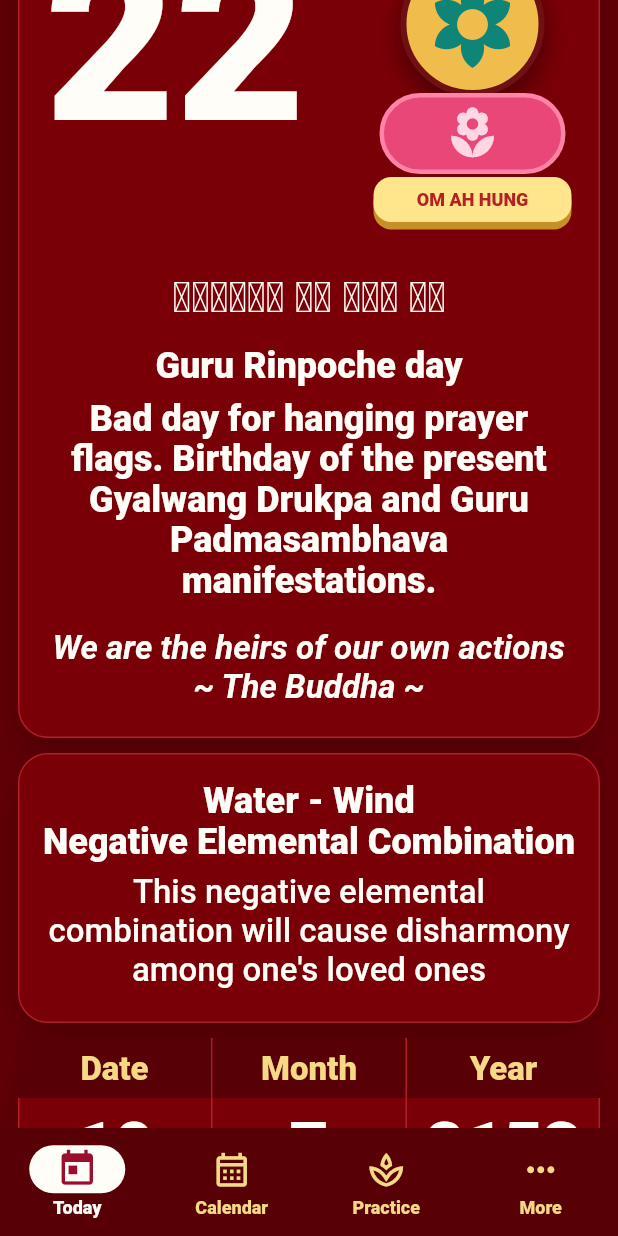
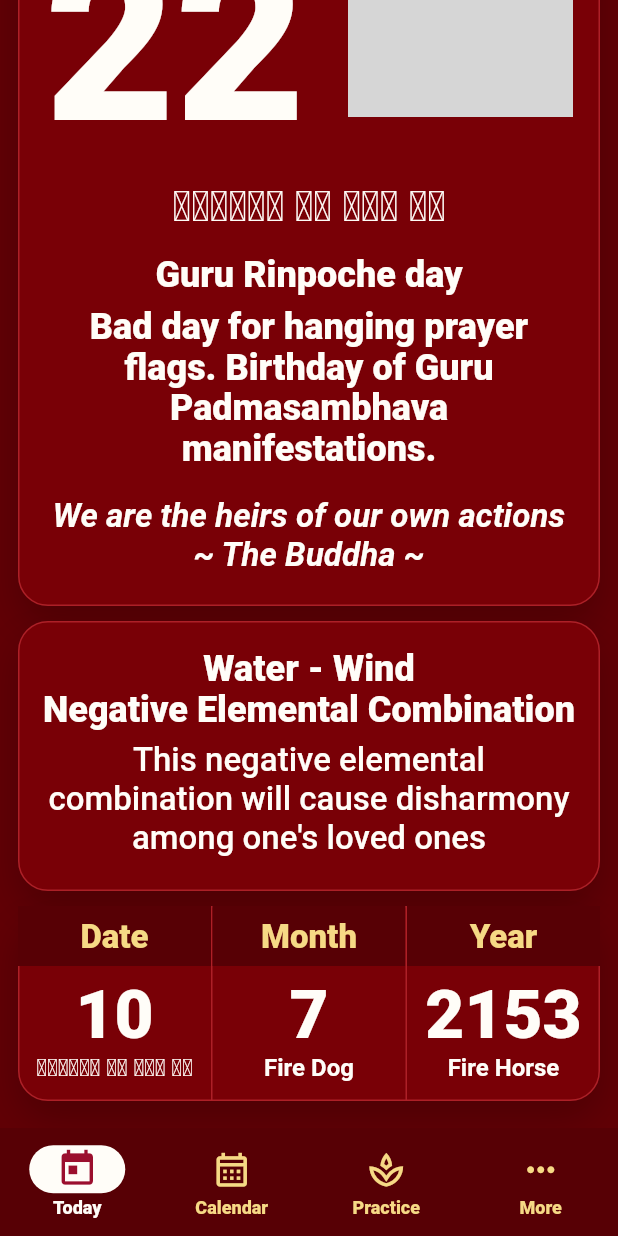
Before and after one commit to tuyenlq2007/calendarapp, a Flutter app: the screen it shows after launch, scrolled down 164 dp, on a phone screen of 412 x 824 dp. Run offline on Flutter 3.47's test engine with Material 3 defaults, Android fonts, the phone set to English and light mode, and no system bars; our stand-ins replace shared_preferences, supabase_flutter; accounts and stored records are empty; grey boxes are pictures that could not be loaded.

Commit message:
feat: use Barom Kagyu logo on home screen

```diff
--- a/apps/mobile/lib/features/calendar/domain/calendar_entry.dart
+++ b/apps/mobile/lib/features/calendar/domain/calendar_entry.dart
@@ -119,7 +119,7 @@ const sampleCalendarEntries = CalendarMonth(
     tibetanDateText: 'བོད་ཟླ ༡༠ ཚེས ༡༠',
     titleEn: 'Guru Rinpoche day',
     titleBo: 'གུ་རུ་རིན་པོ་ཆེའི་དུས་ཆེན།',
-    descriptionEn: 'Bad day for hanging prayer flags. Birthday of the present Gyalwang Drukpa and Guru Padmasambhava manifestations.',
+    descriptionEn: 'Bad day for hanging prayer flags. Birthday of Guru Padmasambhava manifestations.',
     lunarDay: 10,
     isHighlighted: true,
     isDharmicDay: true,
@@ -161,7 +161,7 @@ const sampleCalendarEntries = CalendarMonth(
       tibetanDateText: 'བོད་ཟླ ༡༠ ཚེས ༡༠',
       titleEn: 'Guru Rinpoche day',
       titleBo: 'གུ་རུ་རིན་པོ་ཆེའི་དུས་ཆེན།',
-      descriptionEn: 'Bad day for hanging prayer flags. Birthday of the present Gyalwang Drukpa and Guru Padmasambhava manifestations.',
+      descriptionEn: 'Bad day for hanging prayer flags. Birthday of Guru Padmasambhava manifestations.',
       lunarDay: 10,
       isHighlighted: true,
       isDharmicDay: true,
--- a/apps/mobile/lib/features/today/presentation/today_screen.dart
+++ b/apps/mobile/lib/features/today/presentation/today_screen.dart
@@ -207,86 +207,13 @@ class _SacredSymbol extends StatelessWidget {
 
   @override
   Widget build(BuildContext context) {
-    return SizedBox(
-      width: 134,
-      child: Column(
-        children: [
-          Container(
-            width: 44,
-            height: 32,
-            decoration: const BoxDecoration(
-              color: Color(0xFFE63C45),
-              borderRadius: BorderRadius.vertical(
-                top: Radius.circular(24),
-                bottom: Radius.circular(14),
-              ),
-              boxShadow: [
-                BoxShadow(color: Color(0x66000000), offset: Offset(0, 4)),
-              ],
-            ),
-            child: const Icon(Icons.auto_awesome, color: _gold, size: 20),
-          ),
-          const SizedBox(height: 8),
-          Container(
-            width: 96,
-            height: 96,
-            decoration: BoxDecoration(
-              shape: BoxShape.circle,
-              color: const Color(0xFFF0BD4D),
-              border: Border.all(color: const Color(0xFF6F1013), width: 4),
-              boxShadow: const [
-                BoxShadow(
-                  color: Color(0x66000000),
-                  blurRadius: 14,
-                  offset: Offset(0, 8),
-                ),
-              ],
-            ),
-            child: const Icon(
-              Icons.filter_vintage,
-              color: Color(0xFF0E8577),
-              size: 62,
-            ),
-          ),
-          Transform.translate(
-            offset: const Offset(0, -2),
-            child: Container(
-              width: 124,
-              height: 54,
-              decoration: BoxDecoration(
-                color: const Color(0xFFE94778),
-                borderRadius: BorderRadius.circular(50),
-                border: Border.all(color: const Color(0xFFFF84A8), width: 3),
-              ),
-              child: const Icon(
-                Icons.local_florist,
-                color: Color(0xFFFFD7E4),
-                size: 38,
-              ),
-            ),
-          ),
-          Container(
-            width: 132,
-            padding: const EdgeInsets.symmetric(vertical: 7),
-            decoration: BoxDecoration(
-              color: const Color(0xFFFFE58B),
-              borderRadius: BorderRadius.circular(12),
-              boxShadow: const [
-                BoxShadow(color: Color(0xFFC69027), offset: Offset(0, 5)),
-              ],
-            ),
-            child: const Text(
-              'OM AH HUNG',
-              textAlign: TextAlign.center,
-              style: TextStyle(
-                color: Color(0xFFB32123),
-                fontWeight: FontWeight.w800,
-                fontSize: 12,
-                letterSpacing: 0,
-              ),
-            ),
-          ),
-        ],
+    return Semantics(
+      label: 'Barom Kagyu logo',
+      image: true,
+      child: Image.asset(
+        'assets/images/barom_kagyu_logo.png',
+        width: 150,
+        fit: BoxFit.contain,
       ),
     );
   }
--- a/apps/mobile/pubspec.yaml
+++ b/apps/mobile/pubspec.yaml
@@ -64,6 +64,9 @@ flutter:
   # the material Icons class.
   uses-material-design: true
 
+  assets:
+    - assets/images/barom_kagyu_logo.png
+
   # To add assets to your application, add an assets section, like this:
   # assets:
   #   - images/a_dot_burr.jpeg
```
Also changed, not shown: 2 other files.
